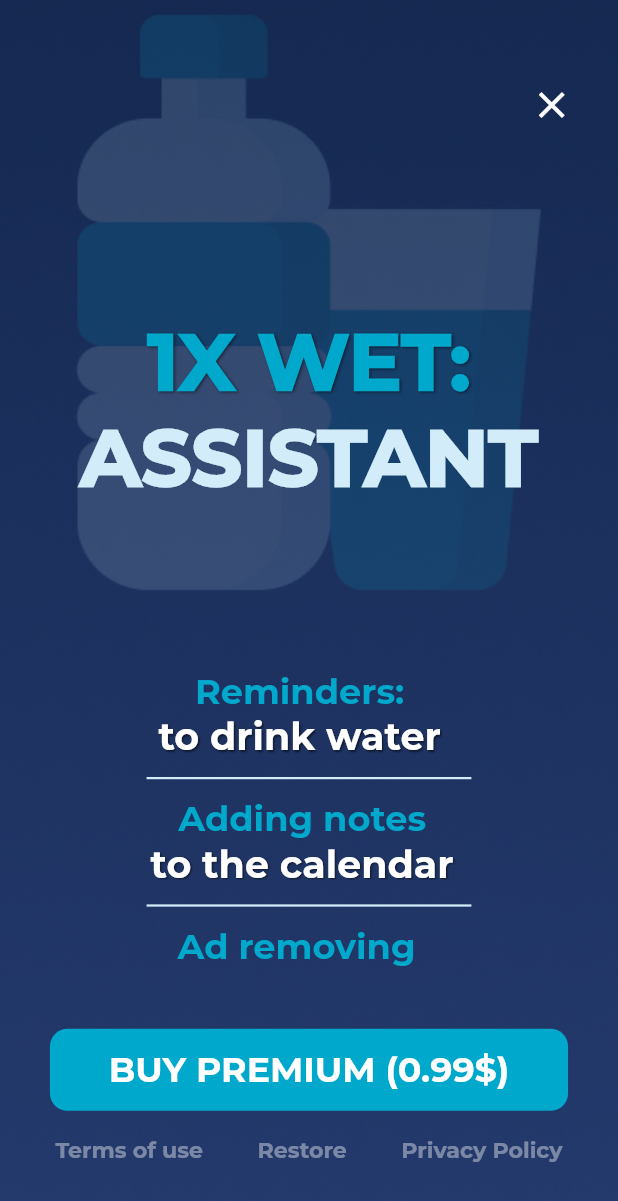
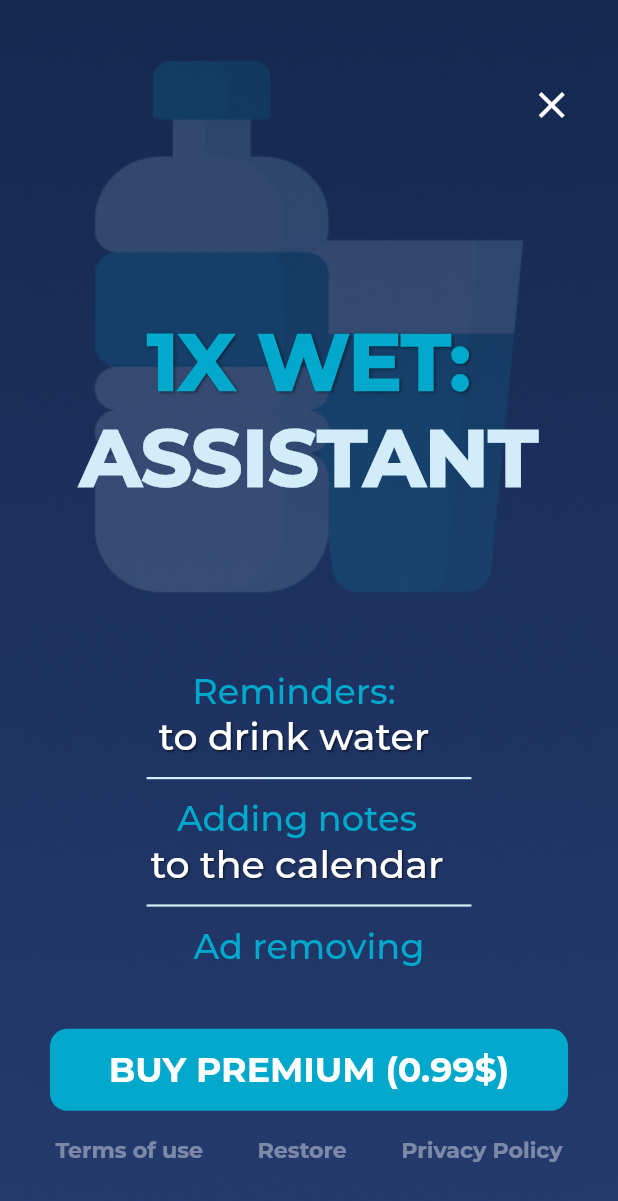
Before and after one commit to GhostuSs/1xWet, a Flutter app: the MainScreen screen opened directly, item 2 of the bottom bar chosen, after a tap on "Buy premium", on a phone screen of 412 x 824 dp. Shown: the top 1201 px of the screen. Run offline on Flutter 3.47's test engine with Material 2 defaults, Android fonts, the light colour scheme and no system bars; our stand-ins replace flutter_screenutil, flutter_svg, flutter_svg_provider, hive, webview_flutter; accounts and stored records are empty.

Commit message:
'features: intro screen'

```diff
--- a/lib/ui/fill_data/ui/fill_data.dart
+++ b/lib/ui/fill_data/ui/fill_data.dart
@@ -17,11 +17,10 @@ class FillDataScreen extends StatefulWidget {
 }
 
 class _FillDataScreenState extends State<FillDataScreen> {
-
   final sexData = ['Male', 'Female'];
-  final ageData = List.generate(88, (index) => '${index+12}');
-  final weightData = List.generate(196, (index) => '${index+25}');
-  final heightData = List.generate(96, (index) => '${index+125}');
+  final ageData = List.generate(88, (index) => '${index + 12}');
+  final weightData = List.generate(196, (index) => '${index + 25}');
+  final heightData = List.generate(96, (index) => '${index + 125}');
   String sex = '';
   String age = '';
   String weight = '';
@@ -52,11 +51,17 @@ class _FillDataScreenState extends State<FillDataScreen> {
                           data: sexData,
                           onSelectedItemChanged: (int) => setState(() {
                             sex = sexData[int];
-                      }), onOk: ()=>Navigator.pop(context),
-                      onCancel: (){
+                          }),
+                          onOk: (){
+                            setState(() {
+                              if (sex == '') sex = sexData.first;
+                            });
+                            Navigator.pop(context);
+                          },
+                          onCancel: () {
                             Navigator.pop(context);
                             setState(() {
-                          sex='';
+                              sex = '';
                             });
                           },
                         )),
@@ -73,11 +78,17 @@ class _FillDataScreenState extends State<FillDataScreen> {
                             data: ageData,
                             onSelectedItemChanged: (int) => setState(() {
                               age = ageData[int];
-                        }), onOk: ()=>Navigator.pop(context),
-                        onCancel: (){
+                            }),
+                            onOk: (){
+                              setState(() {
+                                if (age == '') age = ageData.first;
+                              });
+                              Navigator.pop(context);
+                            },
+                            onCancel: () {
                               Navigator.pop(context);
                               setState(() {
-                            age='';
+                                age = '';
                               });
                             },
                           )),
@@ -95,11 +106,17 @@ class _FillDataScreenState extends State<FillDataScreen> {
                             data: heightData,
                             onSelectedItemChanged: (int) => setState(() {
                               height = heightData[int];
-                        }), onOk: ()=>Navigator.pop(context),
-                        onCancel: (){
+                            }),
+                            onOk: () {
+                              setState(() {
+                                if (height == '') height = heightData.first;
+                              });
+                              Navigator.pop(context);
+                            },
+                            onCancel: () {
                               Navigator.pop(context);
                               setState(() {
-                            height='';
+                                height = '';
                               });
                             },
                           )),
@@ -115,40 +132,60 @@ class _FillDataScreenState extends State<FillDataScreen> {
                           data: weightData,
                           onSelectedItemChanged: (int) => setState(() {
                             weight = weightData[int];
-                      }), onOk: ()=>Navigator.pop(context),
-                      onCancel: (){
+                          }),
+                          onOk: (){
+                            setState(() {
+                              if (weight == '') weight = weightData.first;
+                            });
+                            Navigator.pop(context);
+                          },
+                          onCancel: () {
                             Navigator.pop(context);
                             setState(() {
-                          weight='';
+                              weight = '';
                             });
                           },
                         )),
                 label: 'Weight',
                 value: weight),
-            SizedBox(height: 32.h,),
-            Visibility(
-                visible: age.isNotEmpty&&sex.isNotEmpty&&height.isNotEmpty&&weight.isNotEmpty,
+            SizedBox(
+              height: 32.h,
+            ),
+            Opacity(
+              opacity: age.isNotEmpty &&
+                      sex.isNotEmpty &&
+                      height.isNotEmpty &&
+                      weight.isNotEmpty
+                  ? 1.0
+                  : 0.3,
               child: InkWell(
-                  onTap: () async {
+                onTap: age.isNotEmpty &&
+                        sex.isNotEmpty &&
+                        height.isNotEmpty &&
+                        weight.isNotEmpty
+                    ? () async {
                         final box = await Hive.openBox<UserData>('userdata');
-                    box.put('userdata', UserData(
+                        box.put(
+                            'userdata',
+                            UserData(
                                 age: int.tryParse(age),
                                 sex: sex,
                                 height: int.tryParse(height),
-                        weight: int.tryParse(weight)
-                    ));
-                    Navigator.pushReplacement(context, MaterialPageRoute(builder: (_)=>MainScreen()));
-                  },
+                                weight: int.tryParse(weight)));
+                        Navigator.pushReplacement(context,
+                            MaterialPageRoute(builder: (_) => MainScreen()));
+                      }
+                    : null,
                 borderRadius: BorderRadius.circular(12.r),
                 child: Container(
                   width: 253.w,
                   height: 50.h,
                   decoration: BoxDecoration(
                       color: AppColors.aquaBlue,
-                        borderRadius: BorderRadius.circular(12.r)
-                    ),
+                      borderRadius: BorderRadius.circular(12.r)),
                   child: Center(
-                      child: Text('NEXT',style:TextStyle(
+                    child: Text('NEXT',
+                        style: TextStyle(
                           color: Colors.white,
                           fontFamily: 'MontMedium',
                           fontSize: 22.w,
@@ -156,7 +193,8 @@ class _FillDataScreenState extends State<FillDataScreen> {
                         )),
                   ),
                 ),
-                ))
+              ),
+            )
           ],
         ),
       ),
--- a/lib/ui/main_screen.dart
+++ b/lib/ui/main_screen.dart
@@ -72,7 +72,7 @@ class _MainScreenState extends State<MainScreen> {
                                 color: AppColors.aquaBlue.withOpacity(0.3),
                                 width: 30.w,
                                 height: 30.h),
-                            label: 'Water',
+                            label: 'Water'.toUpperCase(),
                             activeIcon: Assets.images.water.svg(
                                 color: AppColors.aquaBlue,
                                 width: 30.w,
--- a/lib/ui/onboarding/ui/onboarding.dart
+++ b/lib/ui/onboarding/ui/onboarding.dart
@@ -21,12 +21,21 @@ class _OnBoardingScreenState extends State<OnBoardingScreen> {
   @override
   Widget build(BuildContext context) {
     return WillPopScope(child: Scaffold(
-      backgroundColor: Colors.black,
+      backgroundColor: Color(0xFF142850),
       body: Container(
+        width: double.infinity,
         decoration: BoxDecoration(
+          gradient: LinearGradient(
+            begin: Alignment.topCenter,
+            end: Alignment.bottomCenter,
+            colors: [
+              Color(0xFF142850),
+              Color(0xFF253B6E)
+            ]
+          ),
             image: DecorationImage(
                 image: AssetImage('assets/images/onboarding.png'),
-                fit: BoxFit.cover
+                fit: BoxFit.contain
             )
         ),
         child: Column(
@@ -110,15 +119,15 @@ class _OnBoardingScreenState extends State<OnBoardingScreen> {
                       style: TextStyle(
                         color: AppColors.aquaBlue,
                         fontSize: 24.h,
-                        fontWeight: FontWeight.w100,
-                        fontFamily: 'MontBold',
+                        fontWeight: FontWeight.w500,
+                        fontFamily: 'MontMedium',
                       ),
                       children: [TextSpan(
                           text: 'to drink water',
                           style: TextStyle(
                               color: AppColors.white,
-                              fontWeight: FontWeight.w100,
-                              fontFamily: 'MontBold',
+                              fontWeight: FontWeight.w500,
+                              fontFamily: 'MontMedium',
                               fontSize: 24.w,
                               shadows: [
                                 Shadow(
@@ -150,15 +159,15 @@ class _OnBoardingScreenState extends State<OnBoardingScreen> {
                           style: TextStyle(
                             color: AppColors.aquaBlue,
                             fontSize: 24.h,
-                            fontWeight: FontWeight.w100,
-                            fontFamily: 'MontBold',
+                            fontWeight: FontWeight.w500,
+                            fontFamily: 'MontMedium',
                           ),
                           children: [TextSpan(
                               text: 'to the calendar',
                               style: TextStyle(
                                   color: AppColors.white,
-                                  fontWeight: FontWeight.w100,
-                                  fontFamily: 'MontBold',
+                                  fontWeight: FontWeight.w500,
+                                  fontFamily: 'MontMedium',
                                   fontSize: 24.w,
                                   shadows: [
                                     Shadow(
@@ -181,7 +190,7 @@ class _OnBoardingScreenState extends State<OnBoardingScreen> {
             Padding(
               padding: EdgeInsets.symmetric(horizontal:112.w,vertical: 12.h),
               child: Row(
-                crossAxisAlignment: CrossAxisAlignment.center,
+                mainAxisAlignment: MainAxisAlignment.center,
                 children: [
                   RichText(
                       textAlign:TextAlign.center,
@@ -190,8 +199,8 @@ class _OnBoardingScreenState extends State<OnBoardingScreen> {
                           style: TextStyle(
                             color: AppColors.aquaBlue,
                             fontSize: 24.h,
-                            fontWeight: FontWeight.w100,
-                            fontFamily: 'MontBold',
+                            fontWeight: FontWeight.w500,
+                            fontFamily: 'MontMedium',
                           ),
                       )),
                 ],
@@ -244,7 +253,7 @@ class _OnBoardingScreenState extends State<OnBoardingScreen> {
                         'Terms of use',
                         style: TextStyle(
                             color: AppColors.white,
-                            fontWeight: FontWeight.w100,
+                            fontWeight: FontWeight.w500,
                             fontFamily: 'MontBold',
                             fontSize: 14.w),
                       ),
@@ -261,7 +270,7 @@ class _OnBoardingScreenState extends State<OnBoardingScreen> {
                         'Restore',
                         style: TextStyle(
                             color: AppColors.white,
-                            fontWeight: FontWeight.w100,
+                            fontWeight: FontWeight.w500,
                             fontFamily: 'MontBold',
                             fontSize: 14.w),
                       ),
@@ -272,7 +281,7 @@ class _OnBoardingScreenState extends State<OnBoardingScreen> {
                         'Privacy Policy',
                         style: TextStyle(
                             color: AppColors.white,
-                            fontWeight: FontWeight.w100,
+                            fontWeight: FontWeight.w500,
                             fontFamily: 'MontBold',
                             fontSize: 14.w),
                       ),
--- a/lib/uikit/raw_infofield.dart
+++ b/lib/uikit/raw_infofield.dart
@@ -37,13 +37,21 @@ class RawInfoField extends StatelessWidget{
                   color: AppColors.lightBlue.withOpacity(0.25),
                   border: Border.all(color: AppColors.aquaBlue),
                 ),
-                padding: EdgeInsets.only(top: 8.h,bottom: 8.h,left: 16.w,right: 32.w),
-                child: Text(value,style: TextStyle(
+                padding: EdgeInsets.only(top: 8.h,bottom: 8.h,left: 16.w,right: 10.w),
+                child: Row(
+                children: [
+                  Text(value,style: TextStyle(
                   color: AppColors.white,
                   fontFamily: 'MontMedium',
                   fontSize: 18.h,
                   fontWeight: FontWeight.w500,
-                ),),
+                ),
+                ),
+                  Spacer(),
+                  Icon(Icons.arrow_forward_ios,color: AppColors.aquaBlue,),
+
+                ]
+                ),
               ),
             )
           ],
```
Also changed, not shown: lib/ui/description/ui/description_screen.dart (+7 -3 lines), lib/uikit/raw_bottomsheet.dart (+13 -10 lines). Lines whose indentation alone changed are shown as unchanged.
